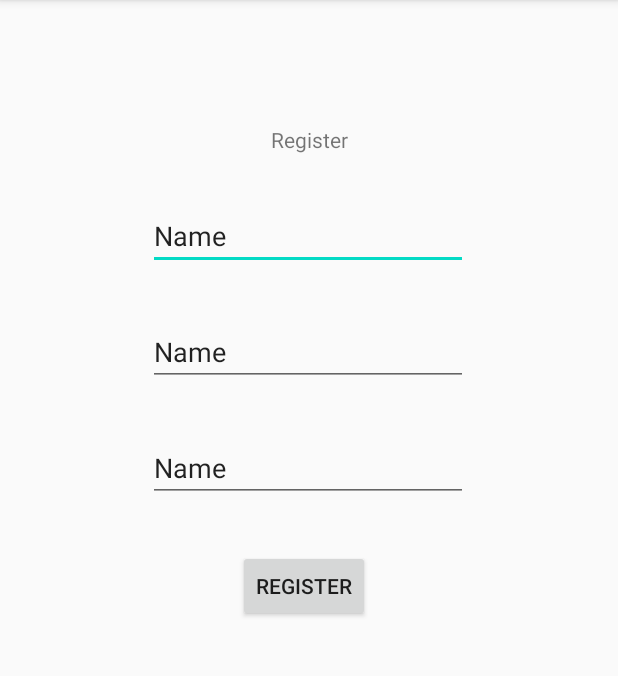
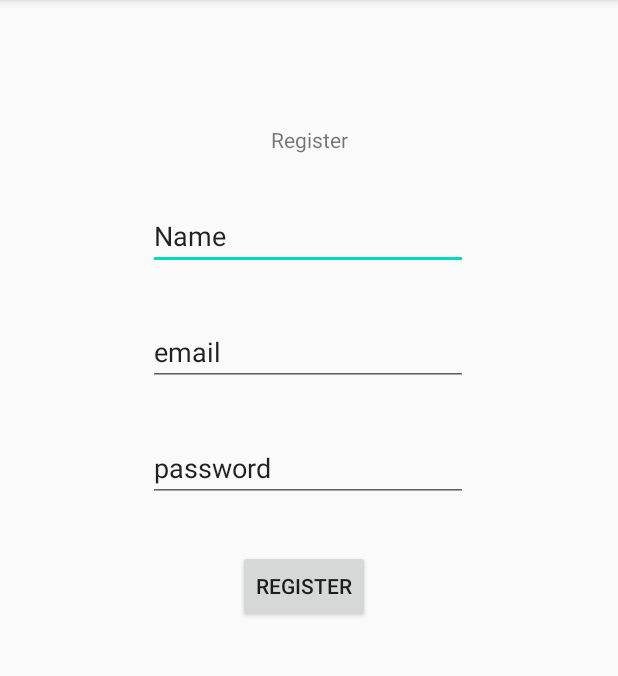
Before and after one commit to briyyoung/cyberseced, an Android app: the Signup screen opened directly, with no data from a screen before it, on a phone screen of 412 x 824 dp, the part 84-760 px from its top. Run offline under Robolectric (Android 15) with nearby library versions, the phone set to English and light mode, and no system bars; our stand-ins replace Firebase (no records; nobody signed in at launch, a user with empty details on screens opened directly).

Commit message:
change the name of each textview

```diff
--- a/app/src/main/res/layout/signup.xml
+++ b/app/src/main/res/layout/signup.xml
@@ -47,7 +47,7 @@
         android:layout_marginTop="32dp"
         android:ems="10"
         android:inputType="textPersonName"
-        android:text="Name"
+        android:text="email"
         app:layout_constraintEnd_toEndOf="parent"
         app:layout_constraintHorizontal_bias="0.497"
         app:layout_constraintStart_toStartOf="parent"
@@ -60,7 +60,7 @@
         android:layout_marginTop="32dp"
         android:ems="10"
         android:inputType="textPersonName"
-        android:text="Name"
+        android:text="password"
         app:layout_constraintEnd_toEndOf="parent"
         app:layout_constraintHorizontal_bias="0.497"
         app:layout_constraintStart_toStartOf="parent"
```
